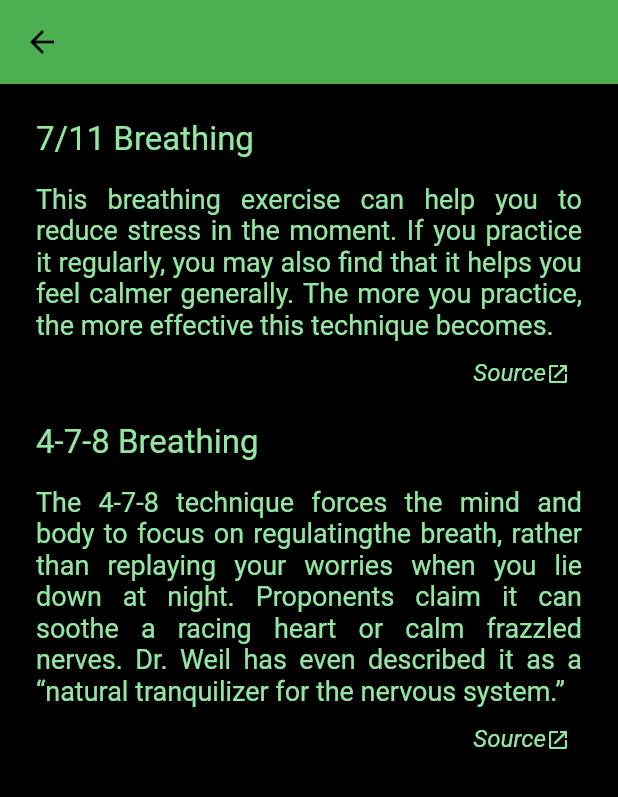
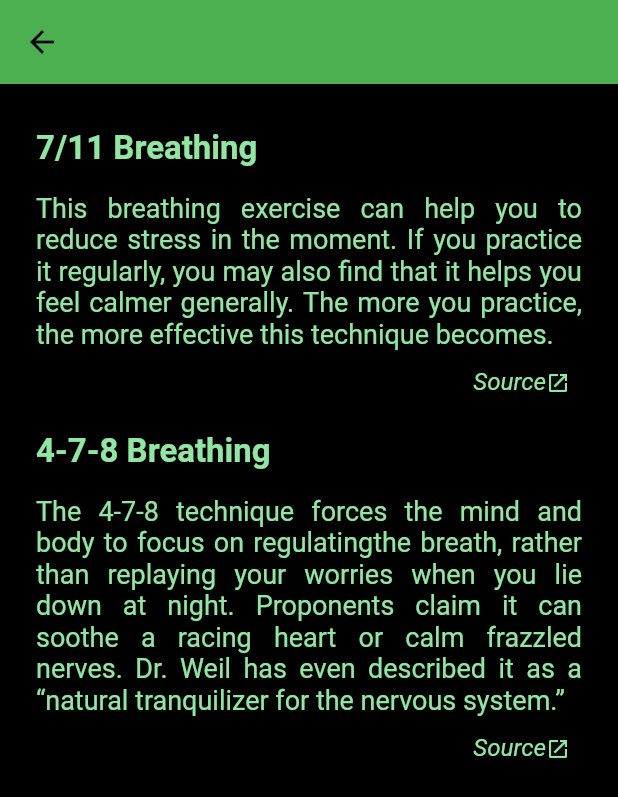
Before and after one commit to rishikesh1419/Calm-Breathing-Flutter, a Flutter app: the screen it shows after launch, after a tap on the "info" icon, on a phone screen of 412 x 824 dp. Shown: the top 797 px of the screen. Run offline on Flutter 3.47's test engine with Material 2 defaults, Android fonts, the phone set to English and light mode, and no system bars.

Commit message:
Final styling fixes

```diff
--- a/lib/screens/home_screen.dart
+++ b/lib/screens/home_screen.dart
@@ -34,7 +34,14 @@ class HomeScreen extends StatelessWidget {
                     },
                     child: Container(
                       padding: EdgeInsets.fromLTRB(20.0, 15.0, 20.0, 15.0),
-                      child: const Text("7/11 Pattern"),
+                      child: const Text(
+                        "7/11 Pattern",
+                        style: TextStyle(
+                          fontSize: 18.0,
+                          fontWeight: FontWeight.bold,
+                          color: black,
+                        ),
+                      ),
                     ),
                   ),
                   SizedBox(
@@ -48,7 +55,14 @@ class HomeScreen extends StatelessWidget {
                     },
                     child: Container(
                       padding: EdgeInsets.fromLTRB(20.0, 15.0, 20.0, 15.0),
-                      child: const Text("4-7-8 Pattern"),
+                      child: const Text(
+                        "4-7-8 Pattern",
+                        style: TextStyle(
+                          fontSize: 18.0,
+                          fontWeight: FontWeight.bold,
+                          color: black,
+                        ),
+                      ),
                     ),
                   ),
                 ],
--- a/lib/screens/info_screen.dart
+++ b/lib/screens/info_screen.dart
@@ -11,7 +11,7 @@ class InfoScreen extends StatelessWidget {
       appBar: MyAppBar(info: true),
       body: Padding(
         padding: const EdgeInsets.symmetric(
-          vertical: 24.0,
+          vertical: 30.0,
           horizontal: 24.0,
         ),
         child: Column(
--- a/lib/widgets/info_item.dart
+++ b/lib/widgets/info_item.dart
@@ -26,6 +26,7 @@ class InfoItem extends StatelessWidget {
             style: TextStyle(
               color: lightGreen,
               fontSize: 22,
+              fontWeight: FontWeight.bold,
             ),
             textAlign: TextAlign.left,
           ),
```
